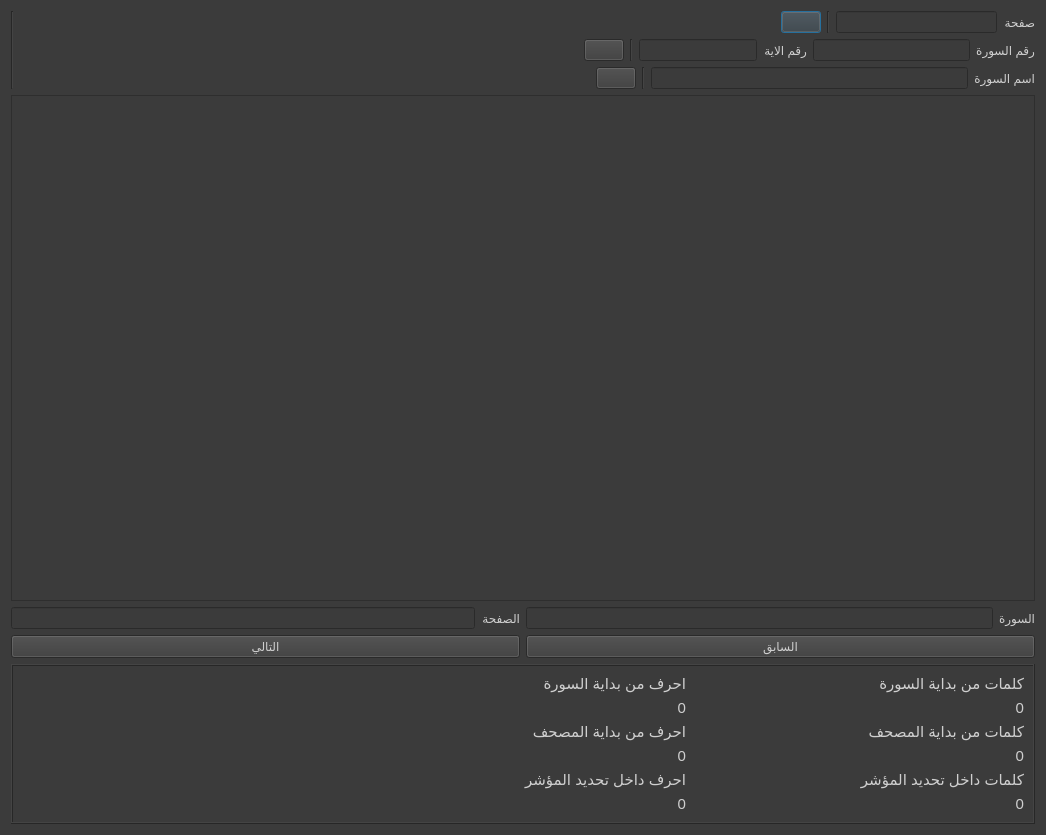
Qt form gui/mushaf_view.ui (masalha-alaa/quran-counter) before a commit.
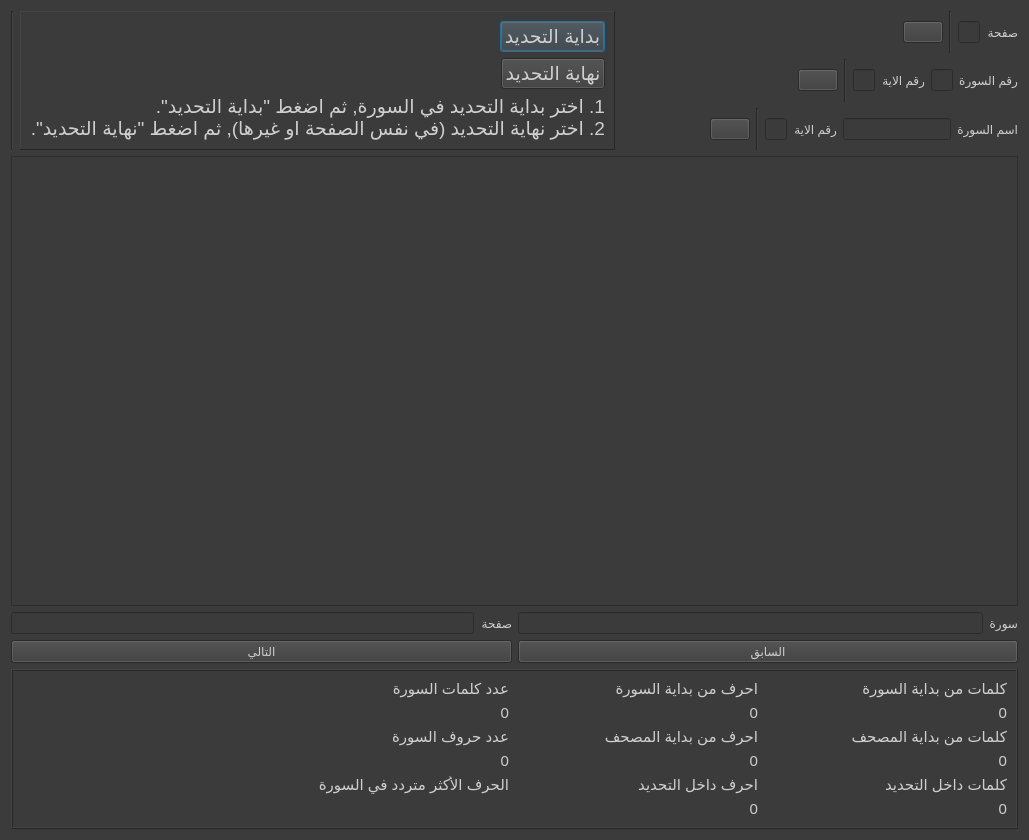
The same form after that commit. Icons and pictures are not drawn.

Commit message: Updated Mushaf view counter to count using start and end buttons

What changed in the file:
```diff
--- a/gui/mushaf_view.ui
+++ b/gui/mushaf_view.ui
@@ -6,8 +6,8 @@
    <rect>
     <x>0</x>
     <y>0</y>
-    <width>1046</width>
-    <height>835</height>
+    <width>1029</width>
+    <height>840</height>
    </rect>
   </property>
   <property name="windowTitle">
@@ -18,13 +18,13 @@
 color: rgb(207, 207, 207);
 font: 400 20pt &quot;Calibri&quot;;</string>
   </property>
-  <layout class="QVBoxLayout" name="verticalLayout_10">
+  <layout class="QVBoxLayout" name="verticalLayout_15">
    <item>
-    <layout class="QVBoxLayout" name="verticalLayout">
+    <layout class="QVBoxLayout" name="verticalLayout" stretch="0,0,0">
      <item>
-      <layout class="QVBoxLayout" name="verticalLayout_3">
+      <layout class="QVBoxLayout" name="verticalLayout_3" stretch="0,0">
        <item>
-        <layout class="QHBoxLayout" name="horizontalLayout_11" stretch="0,4">
+        <layout class="QHBoxLayout" name="horizontalLayout_11" stretch="0,0,4">
          <item>
           <widget class="Line" name="line">
            <property name="orientation">
@@ -32,6 +32,98 @@
            </property>
           </widget>
          </item>
+         <item>
+          <layout class="QVBoxLayout" name="verticalLayout_10">
+           <item>
+            <widget class="QFrame" name="frame_2">
+             <property name="styleSheet">
+              <string notr="true">font-size: 14pt;</string>
+             </property>
+             <property name="frameShape">
+              <enum>QFrame::Panel</enum>
+             </property>
+             <property name="frameShadow">
+              <enum>QFrame::Raised</enum>
+             </property>
+             <layout class="QVBoxLayout" name="verticalLayout_11">
+              <item>
+               <layout class="QHBoxLayout" name="horizontalLayout_16" stretch="0,0,0">
+                <item>
+                 <spacer name="horizontalSpacer_4">
+                  <property name="orientation">
+                   <enum>Qt::Horizontal</enum>
+                  </property>
+                  <property name="sizeHint" stdset="0">
+                   <size>
+                    <width>40</width>
+                    <height>20</height>
+                   </size>
+                  </property>
+                 </spacer>
+                </item>
+                <item>
+                 <widget class="QLabel" name="selectionStartLabel">
+                  <property name="text">
+                   <string> </string>
+                  </property>
+                 </widget>
+                </item>
+                <item>
+                 <widget class="QPushButton" name="selectionStartButton">
+                  <property name="text">
+                   <string>بداية التحديد</string>
+                  </property>
+                 </widget>
+                </item>
+               </layout>
+              </item>
+              <item>
+               <layout class="QHBoxLayout" name="horizontalLayout_17" stretch="0,0,0">
+                <item>
+                 <spacer name="horizontalSpacer_5">
+                  <property name="orientation">
+                   <enum>Qt::Horizontal</enum>
+                  </property>
+                  <property name="sizeHint" stdset="0">
+                   <size>
+                    <width>40</width>
+                    <height>20</height>
+                   </size>
+                  </property>
+                 </spacer>
+                </item>
+                <item>
+                 <widget class="QLabel" name="selectionEndLabel">
+                  <property name="text">
+                   <string> </string>
+                  </property>
+                 </widget>
+                </item>
+                <item>
+                 <widget class="QPushButton" name="selectionEndButton">
+                  <property name="text">
+                   <string>نهاية التحديد</string>
+                  </property>
+                 </widget>
+                </item>
+               </layout>
+              </item>
+              <item>
+               <widget class="QLabel" name="label_16">
+                <property name="styleSheet">
+                 <string notr="true">font: italic 400 10pt &quot;Calibri&quot;;</string>
+                </property>
+                <property name="text">
+                 <string>1. اختر بداية التحديد في السورة, ثم اضغط &quot;بداية التحديد&quot;.
+2. اختر نهاية التحديد (في نفس الصفحة او غيرها), ثم اضغط &quot;نهاية التحديد&quot;.</string>
+                </property>
+               </widget>
+              </item>
+             </layout>
+            </widget>
+           </item>
+          </layout>
+         </item>
          <item>
           <layout class="QVBoxLayout" name="verticalLayout_2" stretch="0,0,0">
            <item>
@@ -190,7 +282,7 @@
             </layout>
            </item>
            <item>
-            <layout class="QHBoxLayout" name="horizontalLayout_14" stretch="3,0,0,2">
+            <layout class="QHBoxLayout" name="horizontalLayout_14" stretch="3,0,0,2,0">
              <item>
               <spacer name="horizontalSpacer_3">
                <property name="orientation">
@@ -231,6 +323,37 @@
              <item>
               <layout class="QHBoxLayout" name="horizontalLayout_15">
                <item>
+                <layout class="QHBoxLayout" name="horizontalLayout_18">
+                 <item>
+                  <widget class="QLineEdit" name="verseInput_2">
+                   <property name="enabled">
+                    <bool>false</bool>
+                   </property>
+                   <property name="layoutDirection">
+                    <enum>Qt::RightToLeft</enum>
+                   </property>
+                   <property name="text">
+                    <string/>
+                   </property>
+                   <property name="alignment">
+                    <set>Qt::AlignRight|Qt::AlignTrailing|Qt::AlignVCenter</set>
+                   </property>
+                  </widget>
+                 </item>
+                 <item>
+                  <widget class="QLabel" name="label_17">
+                   <property name="text">
+                    <string>رقم الاية</string>
+                   </property>
+                  </widget>
+                 </item>
+                </layout>
+               </item>
+              </layout>
+             </item>
+             <item>
+              <layout class="QHBoxLayout" name="horizontalLayout_19">
+               <item>
                 <widget class="QLineEdit" name="surahNameInput"/>
                </item>
                <item>
@@ -260,7 +383,7 @@
           <enum>Qt::RightToLeft</enum>
          </property>
          <property name="styleSheet">
-          <string notr="true">font-family: 'Noto Naskh Arabic'; font-size: 18pt;</string>
+          <string notr="true">font-family: 'Noto Naskh Arabic'; font-size: 17pt;</string>
          </property>
          <property name="locale">
           <locale language="Arabic" country="Israel"/>
@@ -271,30 +394,30 @@
      </item>
      <item>
       <layout class="QHBoxLayout" name="horizontalLayout_4">
-       <item>
-        <layout class="QHBoxLayout" name="horizontalLayout_2">
-         <item>
-          <widget class="QLineEdit" name="pageNumDisplay">
-           <property name="enabled">
-            <bool>false</bool>
-           </property>
-           <property name="alignment">
-            <set>Qt::AlignRight|Qt::AlignTrailing|Qt::AlignVCenter</set>
-           </property>
-          </widget>
-         </item>
-         <item>
-          <widget class="QLabel" name="label_2">
-           <property name="text">
-            <string>الصفحة</string>
-           </property>
-          </widget>
-         </item>
-        </layout>
-       </item>
        <item>
         <layout class="QHBoxLayout" name="horizontalLayout_3">
          <item>
+          <widget class="QLineEdit" name="pageNumDisplay">
+           <property name="enabled">
+            <bool>false</bool>
+           </property>
+           <property name="alignment">
+            <set>Qt::AlignRight|Qt::AlignTrailing|Qt::AlignVCenter</set>
+           </property>
+          </widget>
+         </item>
+         <item>
+          <widget class="QLabel" name="label_15">
+           <property name="text">
+            <string>صفحة</string>
+           </property>
+          </widget>
+         </item>
+        </layout>
+       </item>
+       <item>
+        <layout class="QHBoxLayout" name="horizontalLayout_2">
+         <item>
           <widget class="QLineEdit" name="surahNumDisplay">
            <property name="enabled">
             <bool>false</bool>
@@ -305,9 +428,9 @@
           </widget>
          </item>
          <item>
-          <widget class="QLabel" name="label_3">
+          <widget class="QLabel" name="label_14">
            <property name="text">
-            <string>السورة</string>
+            <string>سورة</string>
            </property>
           </widget>
          </item>
@@ -346,52 +469,7 @@
      <property name="frameShadow">
       <enum>QFrame::Raised</enum>
      </property>
-     <layout class="QGridLayout" name="gridLayout" columnstretch="3,1,1,1">
-      <item row="0" column="1">
-       <layout class="QVBoxLayout" name="verticalLayout_4">
-        <item>
-         <widget class="QLabel" name="label_7">
-          <property name="layoutDirection">
-           <enum>Qt::LeftToRight</enum>
-          </property>
-          <property name="text">
-           <string>احرف من بداية السورة</string>
-          </property>
-         </widget>
-        </item>
-        <item>
-         <widget class="QLabel" name="lettersFromBeginOfSurah">
-          <property name="text">
-           <string>0</string>
-          </property>
-          <property name="alignment">
-           <set>Qt::AlignRight|Qt::AlignTrailing|Qt::AlignVCenter</set>
-          </property>
-         </widget>
-        </item>
-       </layout>
-      </item>
-      <item row="1" column="1">
-       <layout class="QVBoxLayout" name="verticalLayout_5">
-        <item>
-         <widget class="QLabel" name="label_8">
-          <property name="text">
-           <string>احرف من بداية المصحف</string>
-          </property>
-         </widget>
-        </item>
-        <item>
-         <widget class="QLabel" name="lettersFromBeginOfMushaf">
-          <property name="text">
-           <string>0</string>
-          </property>
-          <property name="alignment">
-           <set>Qt::AlignRight|Qt::AlignTrailing|Qt::AlignVCenter</set>
-          </property>
-         </widget>
-        </item>
-       </layout>
-      </item>
+     <layout class="QGridLayout" name="gridLayout" columnstretch="1,1,1,1">
       <item row="1" column="3">
        <layout class="QVBoxLayout" name="verticalLayout_8">
         <item>
@@ -418,7 +496,7 @@
         <item>
          <widget class="QLabel" name="label_12">
           <property name="text">
-           <string>كلمات داخل تحديد المؤشر</string>
+           <string>كلمات داخل التحديد</string>
           </property>
          </widget>
         </item>
@@ -434,27 +512,6 @@
         </item>
        </layout>
       </item>
-      <item row="2" column="1">
-       <layout class="QVBoxLayout" name="verticalLayout_6">
-        <item>
-         <widget class="QLabel" name="label_9">
-          <property name="text">
-           <string>احرف داخل تحديد المؤشر</string>
-          </property>
-         </widget>
-        </item>
-        <item>
-         <widget class="QLabel" name="lettersInSelection">
-          <property name="text">
-           <string>0</string>
-          </property>
-          <property name="alignment">
-           <set>Qt::AlignRight|Qt::AlignTrailing|Qt::AlignVCenter</set>
-          </property>
-         </widget>
-        </item>
-       </layout>
-      </item>
       <item row="0" column="3">
        <layout class="QVBoxLayout" name="verticalLayout_7">
         <item>
@@ -476,18 +533,131 @@
         </item>
        </layout>
       </item>
-      <item row="0" column="0">
-       <spacer name="horizontalSpacer_4">
-        <property name="orientation">
-         <enum>Qt::Horizontal</enum>
-        </property>
-        <property name="sizeHint" stdset="0">
-         <size>
-          <width>40</width>
-          <height>20</height>
-         </size>
-        </property>
-       </spacer>
+      <item row="0" column="2">
+       <layout class="QVBoxLayout" name="verticalLayout_4">
+        <item>
+         <widget class="QLabel" name="label_7">
+          <property name="layoutDirection">
+           <enum>Qt::LeftToRight</enum>
+          </property>
+          <property name="text">
+           <string>احرف من بداية السورة</string>
+          </property>
+         </widget>
+        </item>
+        <item>
+         <widget class="QLabel" name="lettersFromBeginOfSurah">
+          <property name="text">
+           <string>0</string>
+          </property>
+          <property name="alignment">
+           <set>Qt::AlignRight|Qt::AlignTrailing|Qt::AlignVCenter</set>
+          </property>
+         </widget>
+        </item>
+       </layout>
+      </item>
+      <item row="1" column="2">
+       <layout class="QVBoxLayout" name="verticalLayout_5">
+        <item>
+         <widget class="QLabel" name="label_8">
+          <property name="text">
+           <string>احرف من بداية المصحف</string>
+          </property>
+         </widget>
+        </item>
+        <item>
+         <widget class="QLabel" name="lettersFromBeginOfMushaf">
+          <property name="text">
+           <string>0</string>
+          </property>
+          <property name="alignment">
+           <set>Qt::AlignRight|Qt::AlignTrailing|Qt::AlignVCenter</set>
+          </property>
+         </widget>
+        </item>
+       </layout>
+      </item>
+      <item row="0" column="1">
+       <layout class="QVBoxLayout" name="verticalLayout_12">
+        <item>
+         <widget class="QLabel" name="label_2">
+          <property name="text">
+           <string>عدد كلمات السورة</string>
+          </property>
+         </widget>
+        </item>
+        <item>
+         <widget class="QLabel" name="surahWordsNum">
+          <property name="text">
+           <string>0</string>
+          </property>
+          <property name="alignment">
+           <set>Qt::AlignRight|Qt::AlignTrailing|Qt::AlignVCenter</set>
+          </property>
+         </widget>
+        </item>
+       </layout>
+      </item>
+      <item row="1" column="1">
+       <layout class="QVBoxLayout" name="verticalLayout_13">
+        <item>
+         <widget class="QLabel" name="label_3">
+          <property name="text">
+           <string>عدد حروف السورة</string>
+          </property>
+         </widget>
+        </item>
+        <item>
+         <widget class="QLabel" name="surahLettersNum">
+          <property name="text">
+           <string>0</string>
+          </property>
+          <property name="alignment">
+           <set>Qt::AlignRight|Qt::AlignTrailing|Qt::AlignVCenter</set>
+          </property>
+         </widget>
+        </item>
+       </layout>
+      </item>
+      <item row="2" column="2">
+       <layout class="QVBoxLayout" name="verticalLayout_6">
+        <item>
+         <widget class="QLabel" name="label_9">
+          <property name="text">
+           <string>احرف داخل التحديد</string>
+          </property>
+         </widget>
+        </item>
+        <item>
+         <widget class="QLabel" name="lettersInSelection">
+          <property name="text">
+           <string>0</string>
+          </property>
+          <property name="alignment">
+           <set>Qt::AlignRight|Qt::AlignTrailing|Qt::AlignVCenter</set>
+          </property>
+         </widget>
+        </item>
+       </layout>
+      </item>
+      <item row="2" column="1">
+       <layout class="QVBoxLayout" name="verticalLayout_14">
+        <item>
+         <widget class="QLabel" name="label_13">
+          <property name="text">
+           <string>الحرف الأكثر متردد في السورة</string>
+          </property>
+         </widget>
+        </item>
+        <item>
+         <widget class="QLabel" name="mostRepeatedLetter">
+          <property name="text">
+           <string> </string>
+          </property>
+         </widget>
+        </item>
+       </layout>
       </item>
      </layout>
     </widget>
```
Left out of the diff: 12 changed lines with no effect on the pictures. The commit also changes 8 other files.
